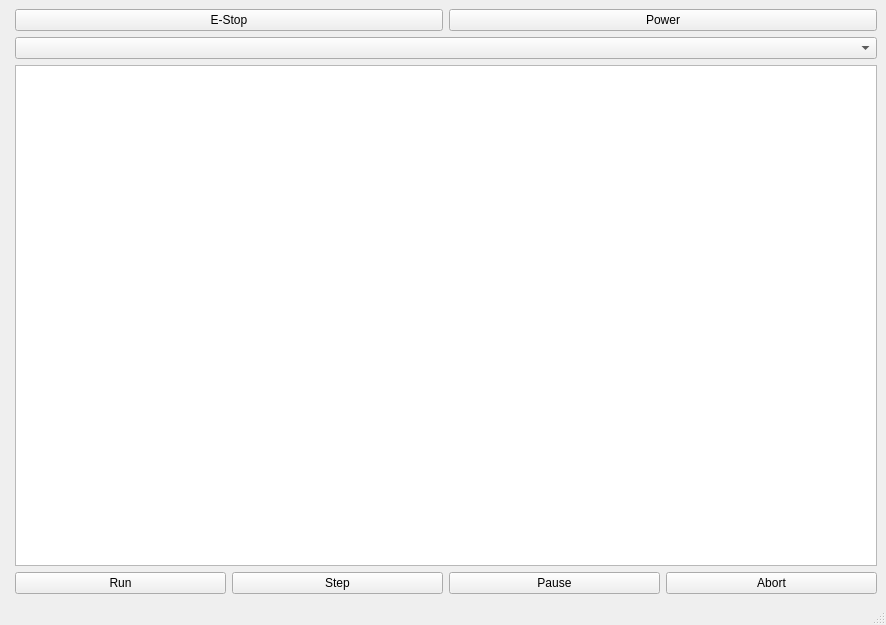
Above: src/wire/ui/mainwindow.ui from controlnumerico/wire before the change. Below: the same form after it.
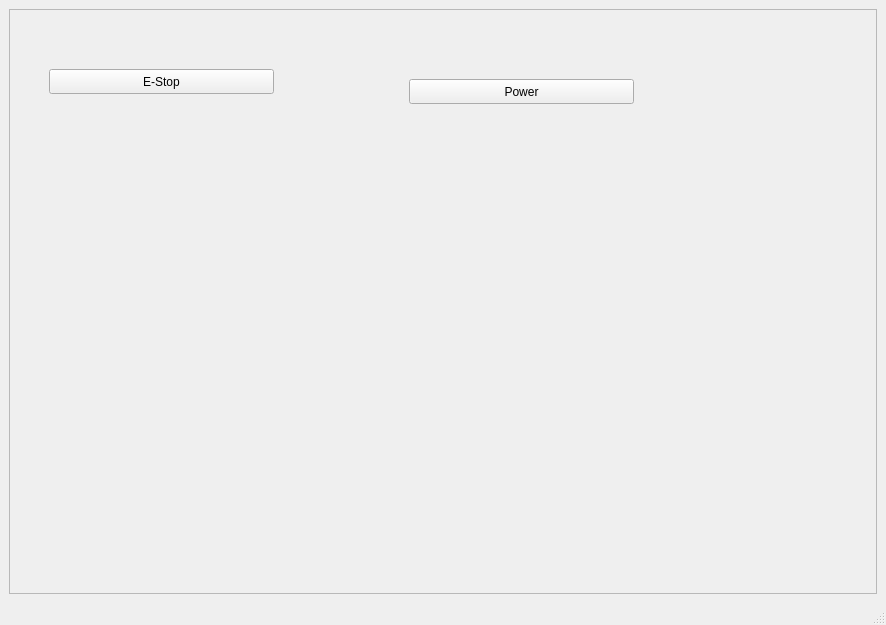
That is the form after the change. Custom widgets are drawn as their Qt base class.

What changed in the file:
```diff
--- a/src/wire/ui/mainwindow.ui
+++ b/src/wire/ui/mainwindow.ui
@@ -16,16 +16,22 @@
   <widget class="QWidget" name="centralwidget">
    <layout class="QVBoxLayout" name="verticalLayout">
     <item>
-     <layout class="QHBoxLayout" name="horizontalLayout" stretch="0,2">
-      <item>
-       <widget class="VTKBackPlot" name="vtkbackplot"/>
-      </item>
-      <item>
-       <layout class="QVBoxLayout" name="verticalLayout_2">
-        <item>
-         <layout class="QHBoxLayout" name="horizontalLayout_2">
-          <item>
+     <widget class="QFrame" name="frame">
+      <property name="frameShape">
+       <enum>QFrame::StyledPanel</enum>
+      </property>
+      <property name="frameShadow">
+       <enum>QFrame::Raised</enum>
+      </property>
            <widget class="ActionButton" name="actionbutton_2">
+       <property name="geometry">
+        <rect>
+         <x>40</x>
+         <y>60</y>
+         <width>225</width>
+         <height>25</height>
+        </rect>
+       </property>
             <property name="text">
              <string>E-Stop</string>
             </property>
@@ -36,9 +42,15 @@
              <string>machine.estop.toggle</string>
             </property>
            </widget>
-          </item>
-          <item>
            <widget class="ActionButton" name="actionbutton">
+       <property name="geometry">
+        <rect>
+         <x>400</x>
+         <y>70</y>
+         <width>225</width>
+         <height>25</height>
+        </rect>
+       </property>
             <property name="text">
              <string>Power</string>
             </property>
@@ -49,62 +61,7 @@
              <string>machine.power.toggle</string>
             </property>
            </widget>
-          </item>
-         </layout>
-        </item>
-        <item>
-         <widget class="RecentFileComboBox" name="recentfilecombobox"/>
-        </item>
-        <item>
-         <widget class="GcodeTextEdit" name="gcodetextedit"/>
-        </item>
-        <item>
-         <layout class="QHBoxLayout" name="horizontalLayout_3">
-          <item>
-           <widget class="ActionButton" name="actionbutton_3">
-            <property name="text">
-             <string>Run</string>
-            </property>
-            <property name="actionName" stdset="0">
-             <string>program.run</string>
-            </property>
-           </widget>
-          </item>
-          <item>
-           <widget class="ActionButton" name="actionbutton_7">
-            <property name="text">
-             <string>Step</string>
-            </property>
-            <property name="actionName" stdset="0">
-             <string>program.step</string>
-            </property>
-           </widget>
-          </item>
-          <item>
-           <widget class="ActionButton" name="actionbutton_4">
-            <property name="text">
-             <string>Pause</string>
-            </property>
-            <property name="actionName" stdset="0">
-             <string>program.pause</string>
-            </property>
-           </widget>
-          </item>
-          <item>
-           <widget class="ActionButton" name="actionbutton_6">
-            <property name="text">
-             <string>Abort</string>
-            </property>
-            <property name="actionName" stdset="0">
-             <string>program.abort</string>
-            </property>
-           </widget>
-          </item>
-         </layout>
-        </item>
-       </layout>
-      </item>
-     </layout>
+     </widget>
     </item>
    </layout>
   </widget>
@@ -148,22 +105,6 @@
    <extends>QPushButton</extends>
    <header>qtpyvcp.widgets.button_widgets.action_button</header>
   </customwidget>
-  <customwidget>
-   <class>VTKBackPlot</class>
-   <extends>QWidget</extends>
-   <header>qtpyvcp.widgets.display_widgets.vtk_backplot.vtk_backplot</header>
-   <container>1</container>
-  </customwidget>
-  <customwidget>
-   <class>GcodeTextEdit</class>
-   <extends>QPlainTextEdit</extends>
-   <header>qtpyvcp.widgets.input_widgets.gcode_text_edit</header>
-  </customwidget>
-  <customwidget>
-   <class>RecentFileComboBox</class>
-   <extends>QComboBox</extends>
-   <header>qtpyvcp.widgets.input_widgets.recent_file_combobox</header>
-  </customwidget>
  </customwidgets>
  <resources/>
  <connections/>
```
Lines whose indentation alone changed are shown as unchanged.
